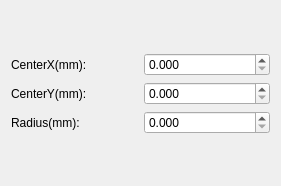
This is ShrikeDxf/CircleAttributeWidget.ui in whisper512/ShrikeDxf-V0.1 as Qt 5 draws it before an edit. The edited form follows.
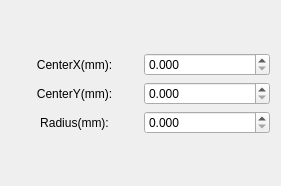
This is the edited form.

Commit message: 调整界面

Patch:
```diff
--- a/ShrikeDxf/CircleAttributeWidget.ui
+++ b/ShrikeDxf/CircleAttributeWidget.ui
@@ -37,7 +37,7 @@
           <string>CenterX(mm):</string>
          </property>
          <property name="alignment">
-          <set>Qt::AlignmentFlag::AlignLeading|Qt::AlignmentFlag::AlignLeft|Qt::AlignmentFlag::AlignVCenter</set>
+          <set>Qt::AlignmentFlag::AlignCenter</set>
          </property>
         </widget>
        </item>
@@ -47,7 +47,7 @@
           <string>CenterY(mm):</string>
          </property>
          <property name="alignment">
-          <set>Qt::AlignmentFlag::AlignLeading|Qt::AlignmentFlag::AlignLeft|Qt::AlignmentFlag::AlignVCenter</set>
+          <set>Qt::AlignmentFlag::AlignCenter</set>
          </property>
         </widget>
        </item>
@@ -57,7 +57,7 @@
           <string>Radius(mm):</string>
          </property>
          <property name="alignment">
-          <set>Qt::AlignmentFlag::AlignLeading|Qt::AlignmentFlag::AlignLeft|Qt::AlignmentFlag::AlignVCenter</set>
+          <set>Qt::AlignmentFlag::AlignCenter</set>
          </property>
         </widget>
        </item>
```
The commit also changes 3 other files.
